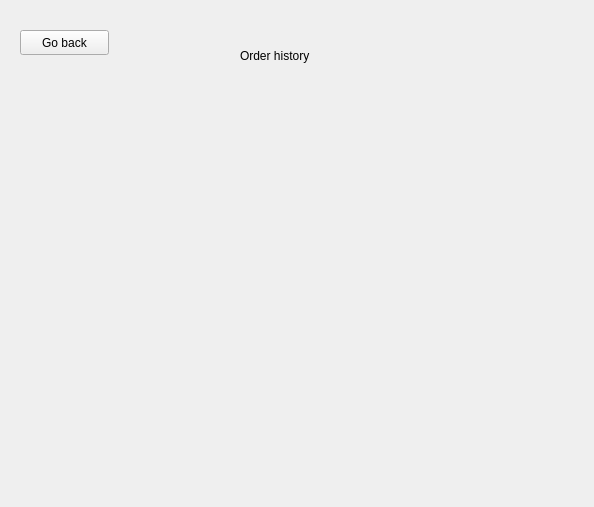
Before: the Qt Designer form sdi_app/gui/menu_driver.ui in FratiaXd/SDI, drawn with Qt 5.
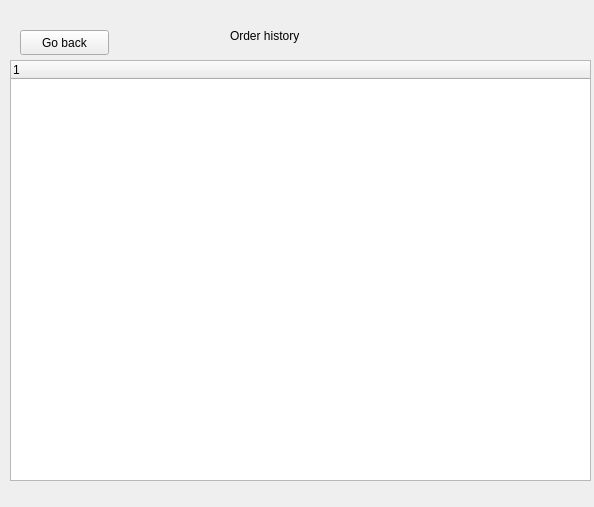
After: the same form once the commit is applied. The open tabs and pages were chosen to show the change.

```diff
--- a/sdi_app/gui/menu_driver.ui
+++ b/sdi_app/gui/menu_driver.ui
@@ -152,8 +152,8 @@
     <widget class="QLabel" name="label_4">
      <property name="geometry">
       <rect>
-       <x>240</x>
-       <y>30</y>
+       <x>230</x>
+       <y>10</y>
        <width>141</width>
        <height>51</height>
       </rect>
@@ -175,6 +175,21 @@
       <string>Go back</string>
      </property>
     </widget>
+    <widget class="QTreeWidget" name="treeWidget">
+     <property name="geometry">
+      <rect>
+       <x>10</x>
+       <y>60</y>
+       <width>581</width>
+       <height>421</height>
+      </rect>
+     </property>
+     <column>
+      <property name="text">
+       <string notr="true">1</string>
+      </property>
+     </column>
+    </widget>
    </widget>
   </widget>
  </widget>
```
